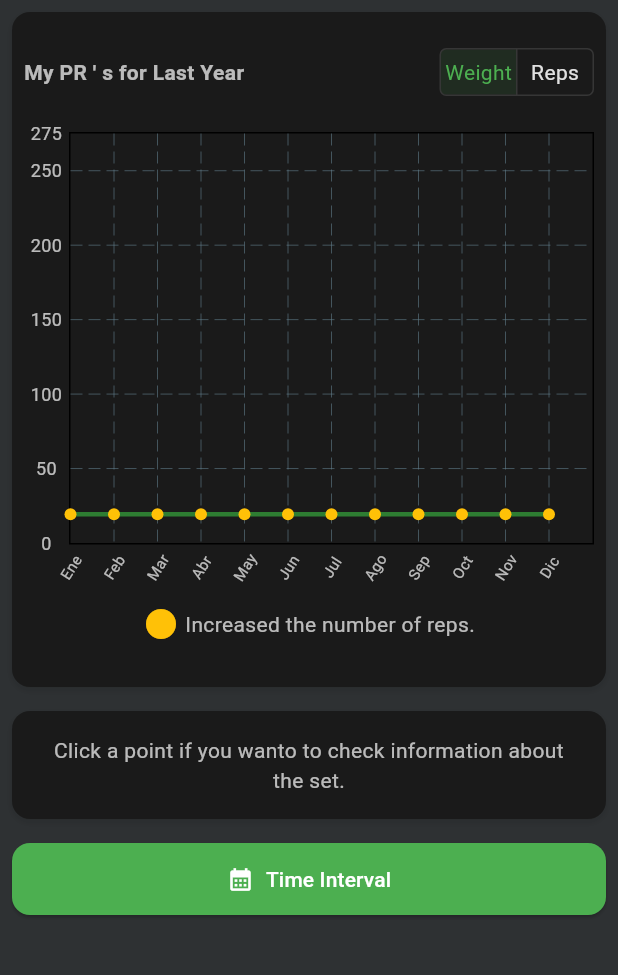
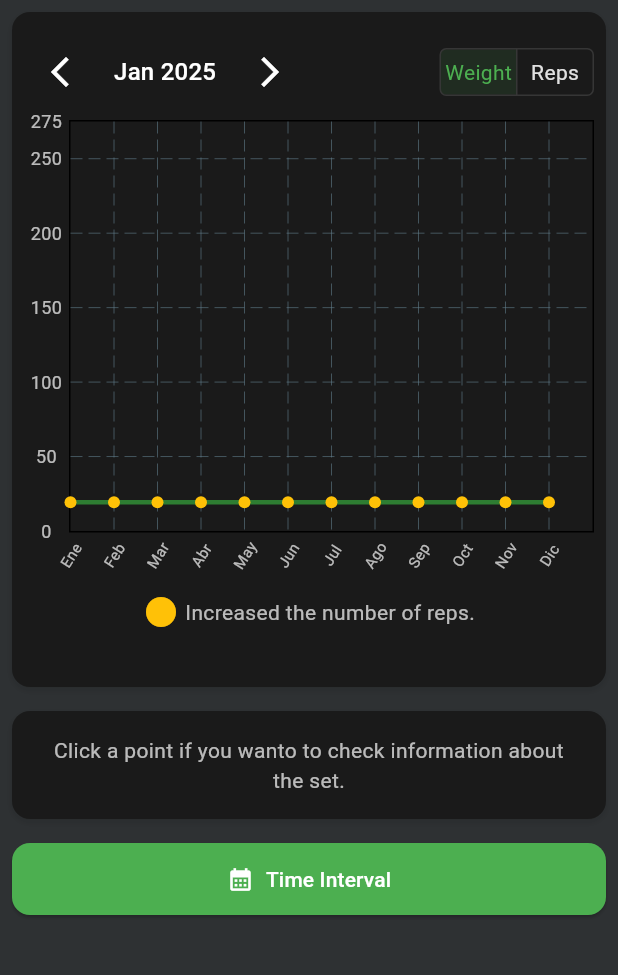
Before and after one commit to diegoZarateFer/gym-tracker-prototype, a Flutter app: the ExcerciseStatsPage screen opened by its route, on a phone screen of 412 x 824 dp, the part 84-1059 px from its top. Run offline on Flutter 3.47's test engine with Material 3 defaults, Android fonts, the phone set to English and light mode, and no system bars; drawn by our look-alikes of fl_chart; our stand-ins replace google_fonts, just_audio, logger, percent_indicator, permission_handler, table_calendar; missing offline and left inert: alarm.

Commit message:
refactor<excercise stats>: Cambiar el diseño de la pantalla de stats de ejercicios.

```diff
--- a/lib/pages/excercise_stats_page.dart
+++ b/lib/pages/excercise_stats_page.dart
@@ -111,7 +111,10 @@ class _ExcerciseStatsPageState extends State<ExcerciseStatsPage> {
           padding: const EdgeInsets.all(8),
           child: Column(
             children: [
-              ExcerciseStatsChart(onSetClicked: _onSetClicked),
+              ExcerciseStatsChart(
+                chartTimeInterval: _selectedChartTimeInterval,
+                onSetClicked: _onSetClicked,
+              ),
               const SizedBox(height: 16),
               SetInformationContainer(setInformation: _setInformation),
               const SizedBox(height: 16),
@@ -148,11 +151,14 @@ class SetInformationContainer extends StatelessWidget {
       ),
       child: setInformation == null
           ? Padding(
-            padding: const EdgeInsets.all(16),
-            child: Center(
-                child: Text("Click a point if you wanto to check information about the set.",textAlign: TextAlign.center,),
+              padding: const EdgeInsets.all(16),
+              child: Center(
+                child: Text(
+                  "Click a point if you wanto to check information about the set.",
+                  textAlign: TextAlign.center,
+                ),
               ),
-          )
+            )
           : Column(
               mainAxisSize: MainAxisSize.min,
               children: [
--- a/lib/pages/widgets/excercise_charts/excercise_stats_chart.dart
+++ b/lib/pages/widgets/excercise_charts/excercise_stats_chart.dart
@@ -3,6 +3,7 @@ import 'dart:math';
 import 'package:fl_chart/fl_chart.dart';
 import 'package:flutter/material.dart';
 import 'package:gym_tracker_ui/pages/excercise_stats_page.dart';
+import 'package:gym_tracker_ui/pages/widgets/dialogs/chart_time_interval_selector_dialog.dart';
 import 'package:gym_tracker_ui/pages/widgets/dialogs/intensity_indicator_selector_dialog.dart';
 import 'package:gym_tracker_ui/pages/widgets/dialogs/unit_selector_dialog.dart';
 
@@ -27,8 +28,13 @@ const List<String> _months = [
 final List<int> _weightAxisLabels = List.generate(12, (index) => index * 25);
 
 class ExcerciseStatsChart extends StatefulWidget {
-  const ExcerciseStatsChart({super.key, required this.onSetClicked});
+  const ExcerciseStatsChart({
+    super.key,
+    required this.onSetClicked,
+    required this.chartTimeInterval,
+  });
 
+  final ChartTimeInterval chartTimeInterval;
   final void Function(SetInformation) onSetClicked;
 
   @override
@@ -40,20 +46,18 @@ class _ExcerciseStatsChartState extends State<ExcerciseStatsChart> {
   /// Dummy data.
   ///
 
-  final List<FlSpot> randomData = List.generate(
-    12,
-    (index) => FlSpot(index.toDouble(), Random().nextDouble() * 7),
-  );
-
-  final List<bool> repsWereIncremented = List.generate(
-    12,
-    (_) => Random().nextBool(),
-  );
+  late List<FlSpot> randomData;
+  late List<bool> repsWereIncreased;
 
   ///
-  /// Tipo de eje X seleccionado
+  /// Tipo de eje Y seleccionado
   ///
   ChartYAxisValue _selectedXAxisValue = ChartYAxisValue.weight;
+
+  ///
+  /// Eje x
+  ///
+  late List<String> _xAxisDates;
 
   ///
   /// Punto seleccionado.
@@ -86,6 +90,41 @@ class _ExcerciseStatsChartState extends State<ExcerciseStatsChart> {
     widget.onSetClicked(dummySetInformation);
   }
 
+  ///
+  /// Widget initialization.
+  ///
+  void _initXAxisDates() {
+    _xAxisDates = _months;
+    // switch (widget.chartTimeInterval) {
+    //   case ChartTimeInterval.lastYear:
+    //     xAxisDates = _months;
+    //   case ChartTimeInterval.lastSixMonths:
+    //     // TODO: Handle this case.
+    //     throw UnimplementedError();
+    //   case ChartTimeInterval.lastMonth:
+    //     // TODO: Handle this case.
+    //     throw UnimplementedError();
+    //   case ChartTimeInterval.lastTwentySessions:
+    //     // TODO: Handle this case.
+    //     throw UnimplementedError();
+    //   case ChartTimeInterval.lastTenSessions:
+    //     // TODO: Handle this case.
+    //     throw UnimplementedError();
+    // }
+  }
+
+  @override
+  void initState() {
+    super.initState();
+    randomData = List.generate(
+      12,
+      (index) => FlSpot(index.toDouble(), Random().nextDouble() * 7),
+    );
+
+    repsWereIncreased = List.generate(12, (_) => Random().nextBool());
+    _initXAxisDates();
+  }
+
   @override
   Widget build(BuildContext context) {
     final toggleButtonState = [
@@ -108,10 +147,7 @@ class _ExcerciseStatsChartState extends State<ExcerciseStatsChart> {
           children: [
             Row(
               children: [
-                Text(
-                  'My PR \' s for Last Year',
-                  style: TextStyle(fontWeight: FontWeight.bold),
-                ),
+                MonthController(),
                 const Spacer(),
                 ToggleButtons(
                   isSelected: toggleButtonState,
@@ -128,7 +164,7 @@ class _ExcerciseStatsChartState extends State<ExcerciseStatsChart> {
                 ),
               ],
             ),
-            const SizedBox(height: 16),
+            const SizedBox(height: 8),
             SizedBox(
               height: 300,
               child: LineChart(
@@ -156,7 +192,10 @@ class _ExcerciseStatsChartState extends State<ExcerciseStatsChart> {
                         (LineChartBarData barData, List<int> spotIndexes) {
                           return spotIndexes.map((index) {
                             return TouchedSpotIndicatorData(
-                              FlLine(color: const Color.fromARGB(255, 36, 114, 173), strokeWidth: 2),
+                              FlLine(
+                                color: const Color.fromARGB(255, 36, 114, 173),
+                                strokeWidth: 2,
+                              ),
                               FlDotData(show: false),
                             );
                           }).toList();
@@ -183,7 +222,7 @@ class _ExcerciseStatsChartState extends State<ExcerciseStatsChart> {
                         reservedSize: 25,
                         getTitlesWidget: (value, meta) {
                           int index = value.toInt();
-                          final month = _months[index];
+                          final month = _xAxisDates[index];
                           return SideTitleWidget(
                             meta: meta,
                             child: Transform.rotate(
@@ -206,7 +245,7 @@ class _ExcerciseStatsChartState extends State<ExcerciseStatsChart> {
                   ),
                   borderData: FlBorderData(show: true),
                   minX: 0,
-                  maxX: _months.length - 1,
+                  maxX: _xAxisDates.length - 1,
                   minY: 0,
                   maxY: _weightAxisLabels.length - 1,
                   lineBarsData: [
@@ -217,7 +256,7 @@ class _ExcerciseStatsChartState extends State<ExcerciseStatsChart> {
                           if (index == _selectedPointIndex) {
                             return FlDotCirclePainter(color: Colors.blue);
                           }
-                          if (repsWereIncremented[index]) {
+                          if (repsWereIncreased[index]) {
                             return FlDotCirclePainter(color: Colors.amber);
                           }
                           return FlDotCirclePainter(
@@ -250,3 +289,24 @@ class _ExcerciseStatsChartState extends State<ExcerciseStatsChart> {
     );
   }
 }
+
+class MonthController extends StatelessWidget {
+  const MonthController({super.key});
+
+  @override
+  Widget build(BuildContext context) {
+    return Row(
+      mainAxisAlignment: MainAxisAlignment.center,
+      children: [
+        IconButton(
+          onPressed: () {},
+          icon: const Icon(Icons.arrow_back_ios_new),
+        ),
+        const SizedBox(width: 12),
+        Text("Jan 2025", style: Theme.of(context).textTheme.titleMedium),
+        const SizedBox(width: 12),
+        IconButton(onPressed: () {}, icon: const Icon(Icons.arrow_forward_ios)),
+      ],
+    );
+  }
+}
```
